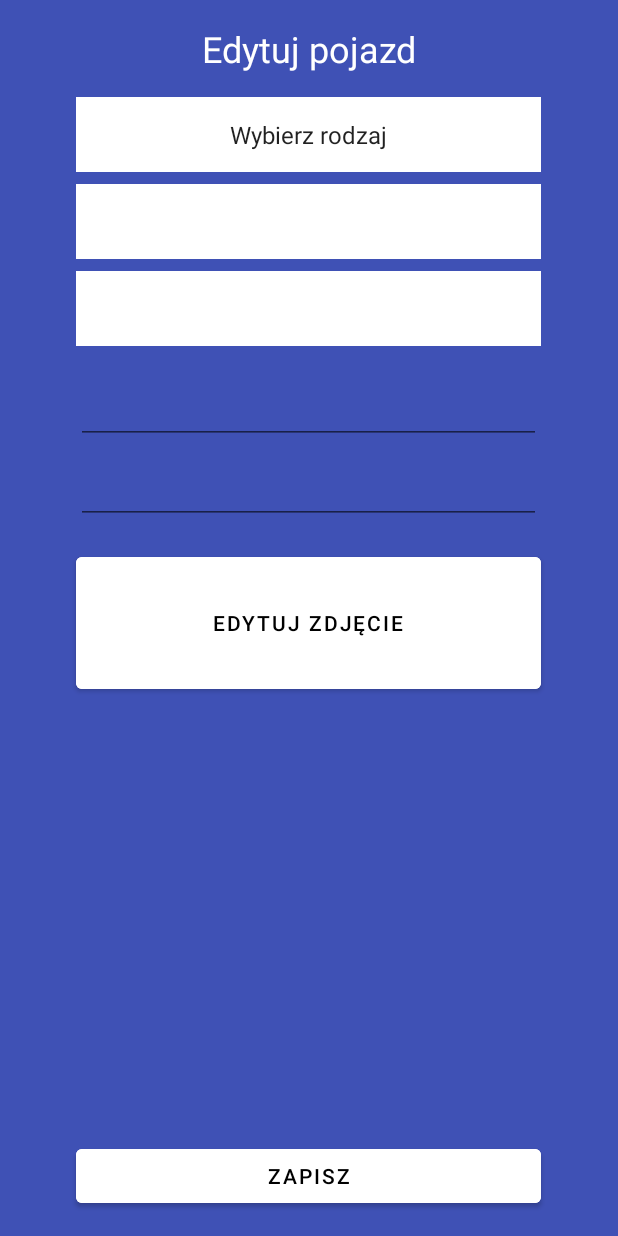
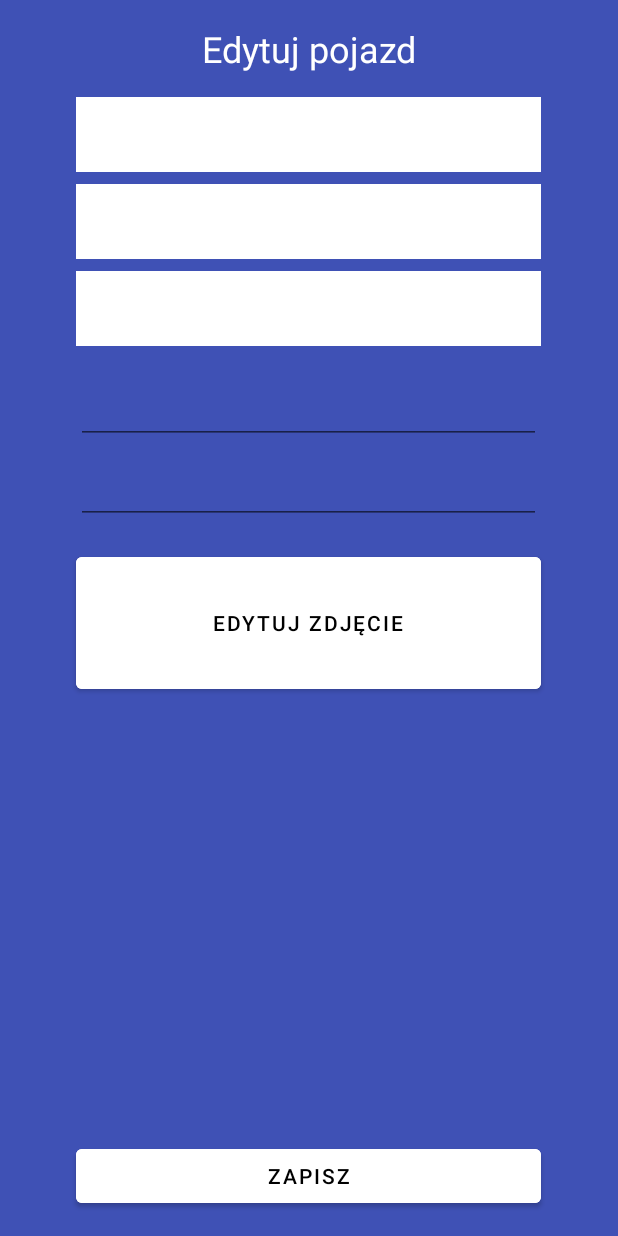
Before and after one commit to zaxanq/android-app, an Android app: the EditCarFragment screen opened through its navigation route, on a phone screen of 412 x 824 dp. Run offline under Robolectric (Android 15) with nearby library versions, the phone set to English and light mode, and no system bars.

```diff
--- a/app/src/main/java/com/example/aplikacja/EditCarFragment.kt
+++ b/app/src/main/java/com/example/aplikacja/EditCarFragment.kt
@@ -6,12 +6,13 @@ import android.os.Bundle
 import android.view.LayoutInflater
 import android.view.View
 import android.view.ViewGroup
-import android.widget.*
+import android.widget.Button
+import android.widget.EditText
+import android.widget.Spinner
+import android.widget.TextView
 import androidx.fragment.app.Fragment
 import androidx.navigation.fragment.findNavController
-import java.io.File
 import java.io.FileWriter
-import java.lang.Exception
 
 
 /**
@@ -28,8 +29,8 @@ class EditCarFragment : Fragment() {
 
 
     override fun onCreateView(
-            inflater: LayoutInflater, container: ViewGroup?,
-            savedInstanceState: Bundle?
+        inflater: LayoutInflater, container: ViewGroup?,
+        savedInstanceState: Bundle?
     ): View? {
         // Inflate the layout for this fragment
         return inflater.inflate(R.layout.editcar_screen, container, false)
@@ -39,15 +40,16 @@ class EditCarFragment : Fragment() {
 
     }
 
-    private fun loadData(){
-        val shearedPreferences = requireActivity().getSharedPreferences("sheredPrefs", Context.MODE_PRIVATE)
+    private fun loadData() {
+        val shearedPreferences =
+            requireActivity().getSharedPreferences("sheredPrefs", Context.MODE_PRIVATE)
         val savedName = shearedPreferences?.getString("NAME_KEY", null)
 
         //addFirstCarTitleText?.text = savedName
         //Toast.makeText(requireContext(), savedName, Toast.LENGTH_SHORT).show()
     }
 
-    private fun CreateFile(str:String){
+    private fun CreateFile(str: String) {
 
         var fo = FileWriter("test.txt")
         fo.write("test")
@@ -76,10 +78,7 @@ class EditCarFragment : Fragment() {
                 builder.setPositiveButton("OK") { dialog, which ->
                     dialog.dismiss()
                 }
-            }
-
-
-            else if(selectBrandSpinnerText.trim().length<=1) {
+            } else if (selectBrandSpinnerText.trim().length <= 1) {
                 val builder: AlertDialog.Builder = AlertDialog.Builder(this.context)
                 builder.setTitle("Error")
                 builder.setMessage("Wybierz markę pojazdu!")
@@ -88,9 +87,7 @@ class EditCarFragment : Fragment() {
                 builder.setPositiveButton("OK") { dialog, which ->
                     dialog.dismiss()
                 }
-            }
-
-            else if(selectModelSpinnerText.trim().length<=1) {
+            } else if (selectModelSpinnerText.trim().length <= 1) {
                 val builder: AlertDialog.Builder = AlertDialog.Builder(this.context)
                 builder.setTitle("Error")
                 builder.setMessage("Wybierz model pojazdu!")
@@ -99,8 +96,7 @@ class EditCarFragment : Fragment() {
                 builder.setPositiveButton("OK") { dialog, which ->
                     dialog.dismiss()
                 }
-            }
-            else{
+            } else {
                 CreateFile(addLicensePlateInputText)
                 /*( val fileName = "data.txt"
 
@@ -121,29 +117,8 @@ class EditCarFragment : Fragment() {
                 //File.createNewFile()
                 //File("Cars.txt").writeText(selectTypeSpinnerText + ';' + selectBrandSpinnerText + ';' + selectModelSpinnerText + ';' + addLicensePlateInputText + ';' + addMeterStatusInputText)
                 //File("$addLicensePlateInputText.txt").writeText(selectTypeSpinnerText + ';' + selectBrandSpinnerText + ';' + selectModelSpinnerText + ';' + addLicensePlateInputText + ';' + addMeterStatusInputText)
-                findNavController().navigate(R.id.action_SecondFragment_to_HomeFragment)
+                findNavController().navigate(R.id.action_Second_to_EkranGlowny)
             }
         }
-
-
-
-        fun loadSpinnerResources(spinner: Spinner, resources: Int) {
-            // load brands list
-            // get array of brands from resource (vehicleBrands.xml)
-            ArrayAdapter.createFromResource(
-                    requireActivity(), // ?
-                    resources, // source
-                    android.R.layout.simple_spinner_item // map items to simple_spinner_item
-            ).also { adapter -> // then
-                // load simple_spinner_items as items of dropdown
-                adapter.setDropDownViewResource(android.R.layout.simple_spinner_dropdown_item)
-                spinner.adapter = adapter // then load whole "adapter" into brand spinner
-            }
-        }
-
-        loadSpinnerResources(view.findViewById(R.id.selectTypeSpinner), R.array.vehicleTypesArray)
-        loadSpinnerResources(view.findViewById(R.id.selectBrandSpinner), R.array.vehicleBrandsArray)
-        loadSpinnerResources(view.findViewById(R.id.selectModelSpinner), R.array.vehicleModelsArray)
-
     }
 }
--- a/app/src/main/java/com/example/aplikacja/FirstFragment.kt
+++ b/app/src/main/java/com/example/aplikacja/FirstFragment.kt
@@ -61,7 +61,7 @@ class FirstFragment : Fragment() {
         var savedname3 = savedName2
         if(savedname3 != ""){
 
-            findNavController().navigate(R.id.action_FirstFragment_to_homeFragment)
+            findNavController().navigate(R.id.action_First_to_EkranGlowny)
             //findNavController().navigate(R.id.action_FirstFragment_to_editCarFragment)
         }
 
@@ -84,7 +84,7 @@ class FirstFragment : Fragment() {
                 saveData()
                 //loadData()
                 //saveDataToFiles();
-                findNavController().navigate(R.id.action_FirstFragment_to_SecondFragment)
+                findNavController().navigate(R.id.action_First_to_Second)
             }
         }
     }
--- a/app/src/main/java/com/example/aplikacja/HomeFragment.kt
+++ b/app/src/main/java/com/example/aplikacja/HomeFragment.kt
@@ -6,7 +6,6 @@ import android.view.LayoutInflater
 import android.view.View
 import android.view.ViewGroup
 import android.widget.TextView
-import android.widget.Toast
 import androidx.fragment.app.Fragment
 
 
--- a/app/src/main/res/navigation/nav_graph.xml
+++ b/app/src/main/res/navigation/nav_graph.xml
@@ -14,6 +14,9 @@
         <action
             android:id="@+id/action_First_to_Second"
             app:destination="@id/SecondFragment" />
+        <action
+            android:id="@+id/action_First_to_EkranGlowny"
+            app:destination="@id/EkranGlownyFragment" />
     </fragment>
 
     <fragment
@@ -29,14 +32,14 @@
     <fragment
         android:id="@+id/EkranGlownyFragment"
         android:name="com.example.aplikacja.EkranGlownyFragment"
-        android:label="EkranGlownyFragment"></fragment>
+        android:label="EkranGlownyFragment" />
 
     <fragment
         android:id="@+id/editCarFragment"
         android:name="com.example.aplikacja.EditCarFragment"
         android:label="EditCarFragment" >
         <action
-            android:id="@+id/action_editCarFragment_to_homeFragment"
-            app:destination="@id/homeFragment" />
+            android:id="@+id/action_editCarFragment_to_EkranGlowny"
+            app:destination="@id/EkranGlownyFragment" />
     </fragment>
 </navigation>
```
Also changed, not shown: app/src/main/java/com/example/aplikacja/AddCarFragment.kt (+5 -25 lines), app/src/main/res/values/strings.xml (+0 -8 lines).
